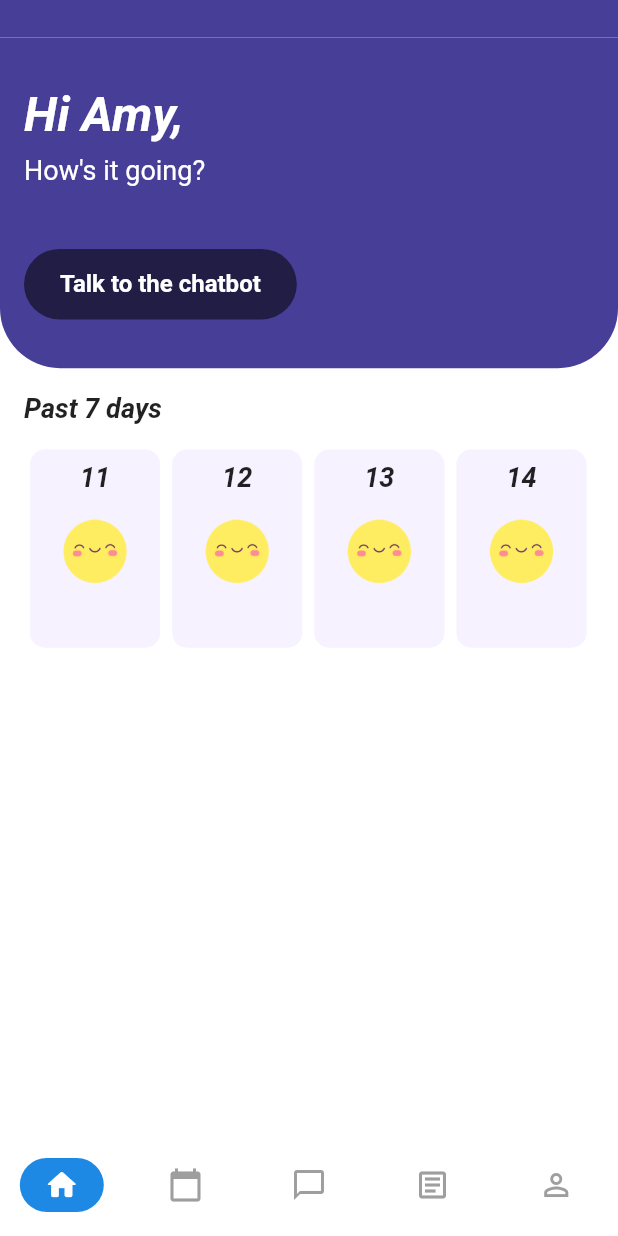
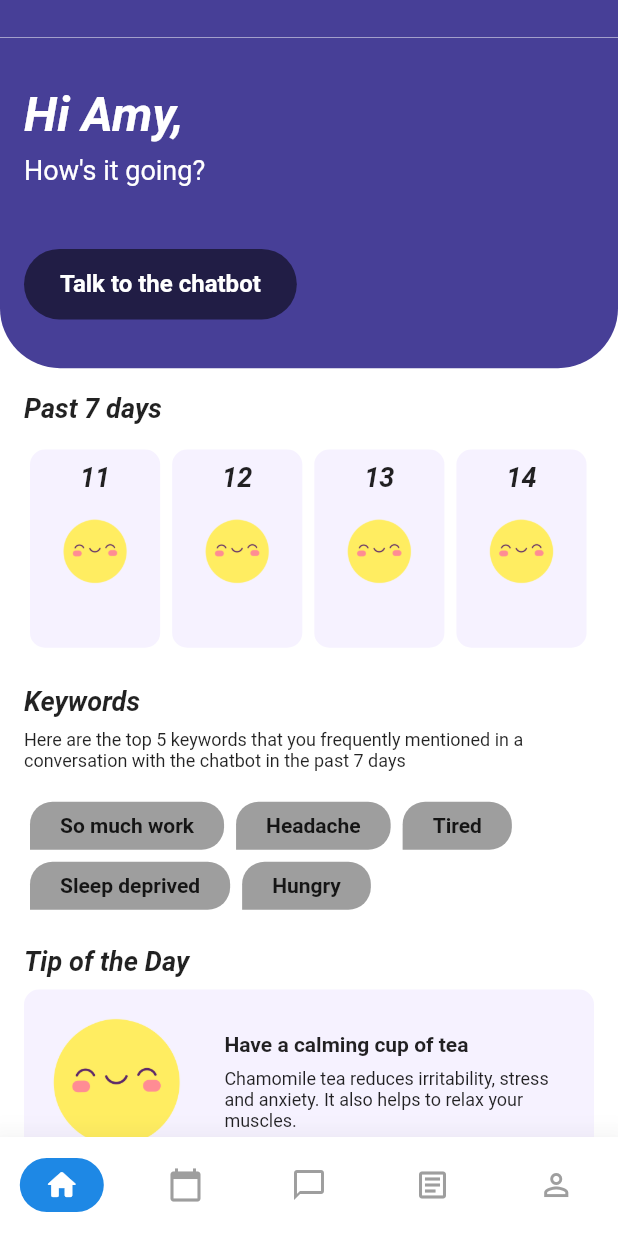
Before and after one commit to eli-lam/htn2020, a Flutter app: the screen it shows after launch, on a phone screen of 412 x 824 dp. Run offline on Flutter 3.47's test engine with Material 2 defaults, Android fonts, the phone set to English and light mode, and no system bars; our stand-ins replace cloud_firestore; missing offline and left inert: flutter_dialogflow; accounts and stored records are empty.

Commit message:
Finish home screen structure

```diff
--- a/lib/screens/bottom_nav_screen.dart
+++ b/lib/screens/bottom_nav_screen.dart
@@ -30,7 +30,7 @@ class _BottomNavScreenState extends State<BottomNavScreen> {
         showUnselectedLabels: false,
         selectedItemColor: Colors.white,
         unselectedItemColor: Colors.grey,
-        elevation: 0.0,
+        elevation: 20.0,
         items: [
           Icons.home_rounded,
           Icons.calendar_today,
--- a/lib/screens/home_screen.dart
+++ b/lib/screens/home_screen.dart
@@ -1,7 +1,6 @@
 import 'package:flutter/material.dart';
 import 'package:mood_tracker/config/palette.dart';
 import 'package:mood_tracker/config/styles.dart';
-import 'package:mood_tracker/widgets/past_week_cards.dart';
 import 'package:mood_tracker/widgets/widgets.dart';
 
 class HomeScreen extends StatefulWidget {
@@ -20,6 +19,8 @@ class _HomeScreenState extends State<HomeScreen> {
         slivers: <Widget>[
           _buildHeader(screenHeight),
           _buildPast7Days(screenHeight),
+          _buildKeywords(screenHeight),
+          _buildTipOfTheDay(screenHeight),
         ],
       ),
     );
@@ -108,4 +109,94 @@ class _HomeScreenState extends State<HomeScreen> {
       ),
     );
   }
+
+  SliverToBoxAdapter _buildKeywords(double screenHeight) {
+    return SliverToBoxAdapter(
+      child: Container(
+        padding: const EdgeInsets.symmetric(horizontal: 16.0),
+        child: Column(
+          crossAxisAlignment: CrossAxisAlignment.start,
+          children: <Widget>[
+            Text(
+              'Keywords',
+              style: const TextStyle(
+                fontSize: 18.0,
+                fontWeight: FontWeight.bold,
+                fontStyle: FontStyle.italic,
+              ),
+            ),
+            SizedBox(height: screenHeight * 0.01),
+            Text(
+              'Here are the top 5 keywords that you frequently mentioned in a conversation with the chatbot in the past 7 days',
+              style: const TextStyle(
+                fontSize: 12.0,
+              ),
+            ),
+            SizedBox(height: screenHeight * 0.02),
+            Top5Keywords(),
+          ],
+        ),
+      ),
+    );
+  }
+
+  SliverToBoxAdapter _buildTipOfTheDay(double screenHeight) {
+    return SliverToBoxAdapter(
+      child: Container(
+        padding: const EdgeInsets.symmetric(vertical: 20.0, horizontal: 16.0),
+        child: Column(
+          crossAxisAlignment: CrossAxisAlignment.start,
+          children: <Widget>[
+            Text(
+              'Tip of the Day',
+              style: const TextStyle(
+                fontSize: 18.0,
+                fontWeight: FontWeight.bold,
+                fontStyle: FontStyle.italic,
+              ),
+            ),
+            SizedBox(height: screenHeight * 0.01),
+            Container(
+              height: screenHeight * 0.15,
+              decoration: BoxDecoration(
+                color: Palette.secondaryColor,
+                borderRadius: BorderRadius.circular(10.0),
+              ),
+              child: Row(
+                mainAxisAlignment: MainAxisAlignment.spaceAround,
+                children: <Widget>[
+                  Image.asset('assets/Happy.png'),
+                  Expanded(
+                    child: Padding(
+                      padding: const EdgeInsets.all(10.0),
+                      child: Column(
+                        mainAxisAlignment: MainAxisAlignment.center,
+                        crossAxisAlignment: CrossAxisAlignment.start,
+                        children: <Widget>[
+                          Text(
+                            'Have a calming cup of tea',
+                            style: const TextStyle(
+                              fontSize: 14.0,
+                              fontWeight: FontWeight.bold,
+                            ),
+                          ),
+                          SizedBox(height: screenHeight * 0.01),
+                          Text(
+                            'Chamomile tea reduces irritability, stress and anxiety. It also helps to relax your muscles.',
+                            style: const TextStyle(
+                              fontSize: 12.0,
+                            ),
+                          ),
+                        ],
+                      ),
+                    ),
+                  ),
+                ],
+              ),
+            ),
+          ],
+        ),
+      ),
+    );
+  }
 }
--- a/lib/widgets/past_week_cards.dart
+++ b/lib/widgets/past_week_cards.dart
@@ -10,19 +10,20 @@ class PastWeekCards extends StatelessWidget {
       child: ListView(
         scrollDirection: Axis.horizontal,
         children: <Widget>[
-          DailyCards('assets/Happy.png', '11', context),
-          DailyCards('assets/Happy.png', '12', context),
-          DailyCards('assets/Happy.png', '13', context),
-          DailyCards('assets/Happy.png', '14', context),
-          DailyCards('assets/Happy.png', '15', context),
-          DailyCards('assets/Happy.png', '16', context),
-          DailyCards('assets/Happy.png', '17', context),
+          _buildDailyCard('assets/Happy.png', '11', context),
+          _buildDailyCard('assets/Happy.png', '12', context),
+          _buildDailyCard('assets/Happy.png', '13', context),
+          _buildDailyCard('assets/Happy.png', '14', context),
+          _buildDailyCard('assets/Happy.png', '15', context),
+          _buildDailyCard('assets/Happy.png', '16', context),
+          _buildDailyCard('assets/Happy.png', '17', context),
         ],
       ),
     );
   }
 
-  Container DailyCards(String imageVal, String date, BuildContext context) {
+  Container _buildDailyCard(
+      String imageVal, String date, BuildContext context) {
     return Container(
       width: MediaQuery.of(context).size.width * 0.23,
       child: Card(
--- /dev/null
+++ b/lib/widgets/top_5_keywords.dart
@@ -0,0 +1,54 @@
+import 'package:flutter/material.dart';
+
+class Top5Keywords extends StatelessWidget {
+  @override
+  Widget build(BuildContext context) {
+    return Container(
+      child: Column(
+        children: <Widget>[
+          Wrap(
+            children: <Widget>[
+              _buildKeywordCard('So much work'),
+              _buildKeywordCard('Headache'),
+              _buildKeywordCard('Tired'),
+              _buildKeywordCard('Sleep deprived'),
+              _buildKeywordCard('Hungry'),
+            ],
+          ),
+        ],
+      ),
+    );
+  }
+
+  Container _buildKeywordCard(String keywords) {
+    return Container(
+      child: UnconstrainedBox(
+        child: Card(
+          color: Colors.grey,
+          elevation: 0.0,
+          shape: RoundedRectangleBorder(
+            borderRadius: BorderRadius.only(
+              topLeft: new Radius.circular(15.0),
+              topRight: new Radius.circular(15.0),
+              bottomRight: new Radius.circular(15.0),
+              //bottomLeft: new Radius.circular(20.0),
+            ),
+          ),
+          child: Align(
+            alignment: Alignment.center,
+            child: Container(
+              padding: EdgeInsets.symmetric(horizontal: 20, vertical: 8.0),
+              child: Text(
+                keywords,
+                style: const TextStyle(
+                  fontSize: 14.0,
+                  fontWeight: FontWeight.bold,
+                ),
+              ),
+            ),
+          ),
+        ),
+      ),
+    );
+  }
+}
--- a/lib/widgets/widgets.dart
+++ b/lib/widgets/widgets.dart
@@ -1 +1,3 @@
 export 'custom_app_bar.dart';
+export 'past_week_cards.dart';
+export 'top_5_keywords.dart';
```
